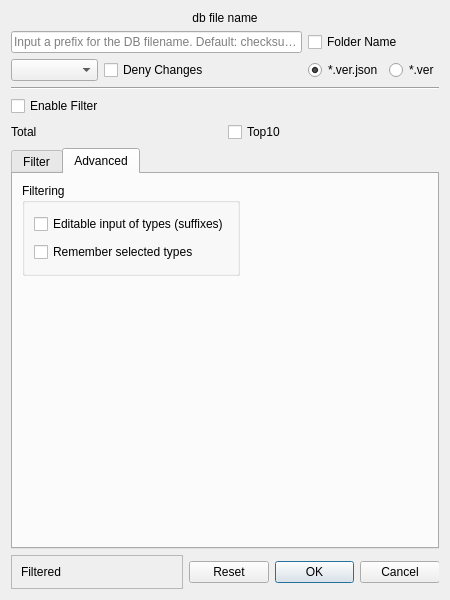
Above: src/dialogdbcreation.ui from artemvlas/veretino before the change. Below: the same form after it.
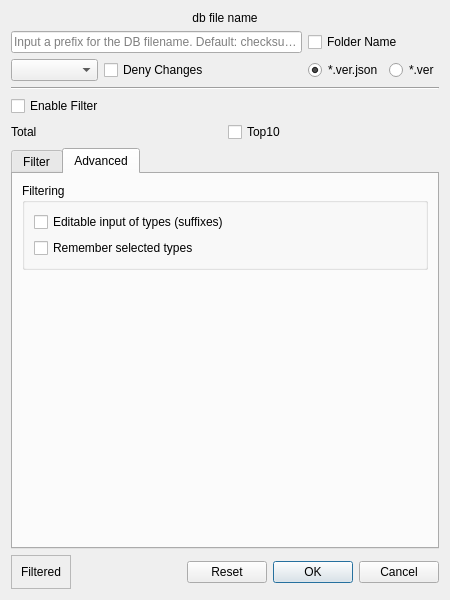
That is the form after the change. The open tabs and pages were chosen to show the change. Custom widgets are drawn as their Qt base class.

Commit message: [DialogDbCreation] impr. layout

```diff
--- a/src/dialogdbcreation.ui
+++ b/src/dialogdbcreation.ui
@@ -186,15 +186,9 @@
       <attribute name="title">
        <string>Advanced</string>
       </attribute>
+      <layout class="QVBoxLayout" name="verticalLayout_3">
+       <item>
       <widget class="QGroupBox" name="groupBox">
-       <property name="geometry">
-        <rect>
-         <x>9</x>
-         <y>9</y>
-         <width>218</width>
-         <height>93</height>
-        </rect>
-       </property>
        <property name="title">
         <string>Filtering</string>
        </property>
@@ -219,6 +213,21 @@
         </item>
        </layout>
       </widget>
+       </item>
+       <item>
+        <spacer name="verticalSpacer">
+         <property name="orientation">
+          <enum>Qt::Orientation::Vertical</enum>
+         </property>
+         <property name="sizeHint" stdset="0">
+          <size>
+           <width>20</width>
+           <height>233</height>
+          </size>
+         </property>
+        </spacer>
+       </item>
+      </layout>
      </widget>
     </widget>
    </item>
@@ -243,11 +252,24 @@
        </layout>
       </widget>
      </item>
+     <item>
+      <spacer name="horizontalSpacer">
+       <property name="orientation">
+        <enum>Qt::Orientation::Horizontal</enum>
+       </property>
+       <property name="sizeHint" stdset="0">
+        <size>
+         <width>40</width>
+         <height>20</height>
+        </size>
+       </property>
+      </spacer>
+     </item>
      <item>
       <widget class="QDialogButtonBox" name="buttonBox">
        <property name="maximumSize">
         <size>
-         <width>250</width>
+         <width>16777215</width>
          <height>16777215</height>
         </size>
        </property>
```
Left out of the diff: 4 changed lines with no effect on the pictures. Lines whose indentation alone changed are shown as unchanged. The commit also changes 1 other file.
